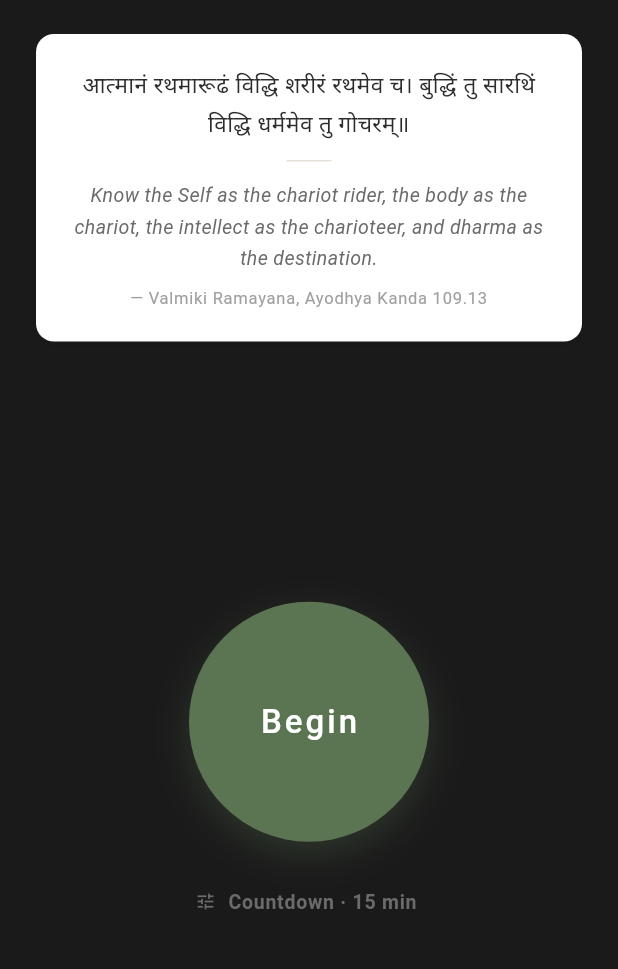
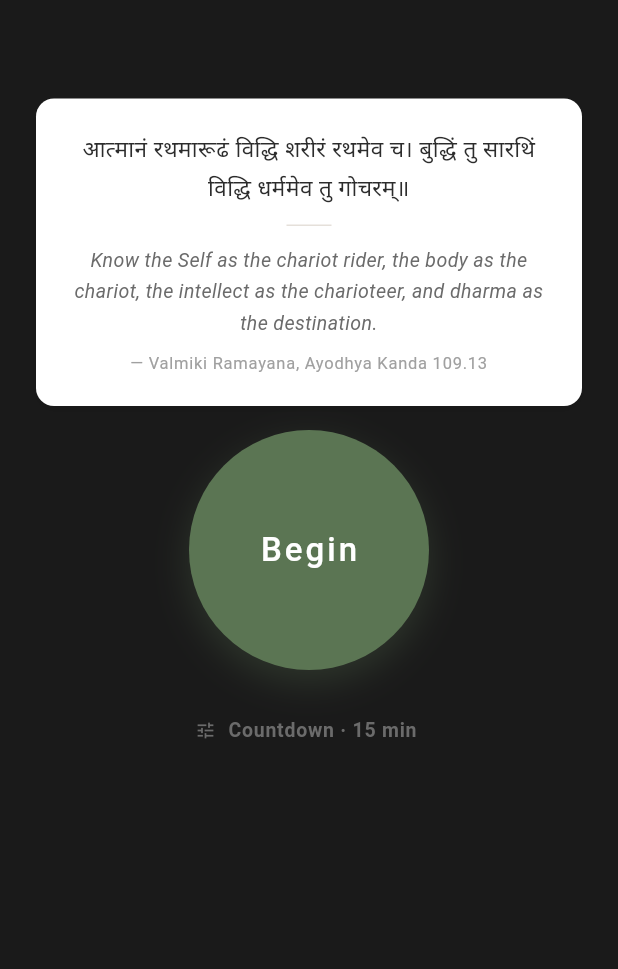
Before and after one commit to harsha-kadekar/citta, a Flutter app: the HomeScreen screen opened directly, on a phone screen of 412 x 824 dp, the part 62-1031 px from its top. Run offline on Flutter 3.47's test engine with Material 3 defaults, Android fonts, the phone set to English and light mode, and no system bars; our stand-ins replace file_picker, flutter_markdown_plus, just_audio, share_plus, wakelock_plus; missing offline and left inert: audio_session; statements that could not run were skipped.

Commit message:
fix(home-screen): prevent RenderFlex overflow when QuoteCard is tall
Replace the QuoteCard + top Spacer pair with an Expanded wrapping a
SingleChildScrollView(reverse: true, physics: NeverScrollableScrollPhysics).
The card stays bottom-aligned in the top flex section and is clipped
(not overflowed) on narrow-height viewports like CI's 752x544 display.

Co-Authored-By: Claude Sonnet 4.6 <noreply@anthropic.com>

```diff
--- a/citta/lib/screens/home_screen.dart
+++ b/citta/lib/screens/home_screen.dart
@@ -225,13 +225,22 @@ class _HomeScreenState extends State<HomeScreen> with WidgetsBindingObserver {
               padding: const EdgeInsets.symmetric(horizontal: 24),
               child: Column(
                 children: [
-                  // Quote card (hidden during session)
-                  if (!isSessionActive && quote != null)
-                    Padding(
-                      padding: const EdgeInsets.only(top: 8, bottom: 16),
-                      child: QuoteCard(quote: quote),
+                  // Quote card (hidden during session), aligned to the bottom
+                  // of the top flex section. SingleChildScrollView clips the
+                  // card on narrow-height viewports without a layout error.
+                  Expanded(
+                    child: SingleChildScrollView(
+                      reverse: true,
+                      physics: const NeverScrollableScrollPhysics(),
+                      child: !isSessionActive && quote != null
+                          ? Padding(
+                              padding:
+                                  const EdgeInsets.only(top: 8, bottom: 16),
+                              child: QuoteCard(quote: quote),
+                            )
+                          : const SizedBox.shrink(),
                     ),
-                  const Spacer(),
+                  ),
                   // Timer display
                   if (isSessionActive ||
                       _timerService.state == TimerState.completed) ...[
```
